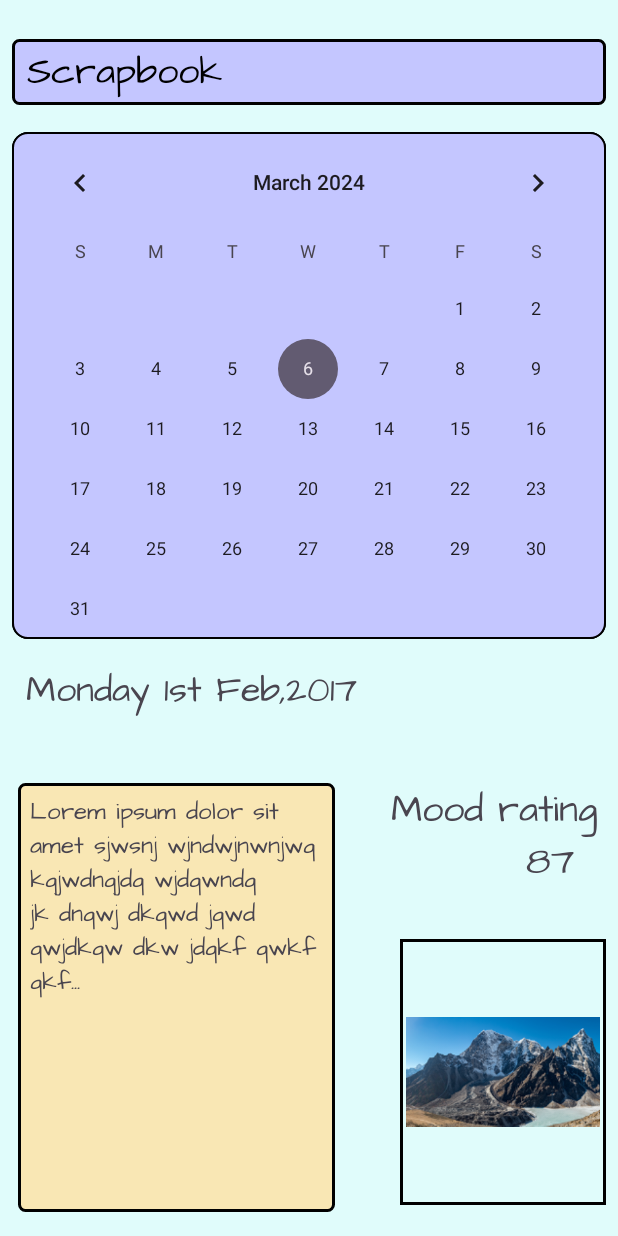
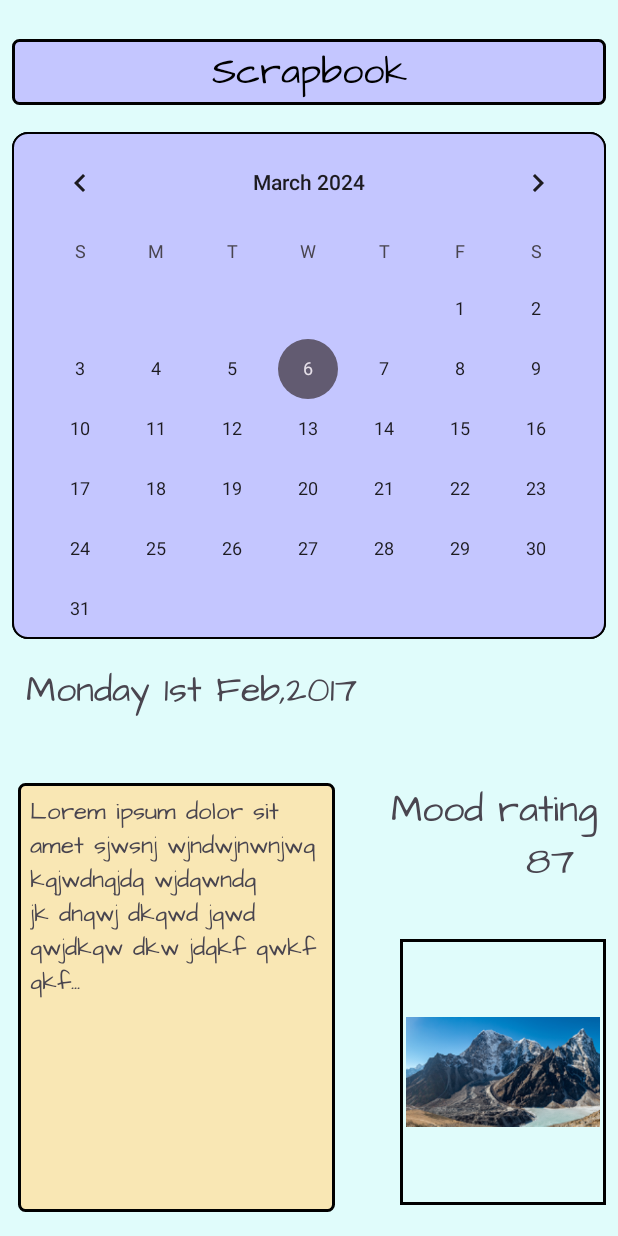
Before and after one commit to JibrilBarkindo/MindKeep, an Android app: the Scrapbook screen opened directly, with no data from a screen before it, on a phone screen of 412 x 824 dp. Run offline under Robolectric (Android 15) with nearby library versions, the phone set to English and light mode, and no system bars; our stand-ins replace Firebase (no records; nobody signed in at launch, a user with empty details on screens opened directly).

Commit message:
Fixed Scrapbook
database entry method for date was changed for some reaseon, j added  diaryEntry.put("date", dateString);

```diff
--- a/app/src/main/java/com/example/mindkeep/DiaryScreen.java
+++ b/app/src/main/java/com/example/mindkeep/DiaryScreen.java
@@ -101,7 +101,10 @@ public class DiaryScreen extends AppCompatActivity {
         float moodRating = mood_rating_slider.getValue();
 
         Map<String, Object> diaryEntry = new HashMap<>();
-        diaryEntry.put("date", new Date());
+        SimpleDateFormat sdf = new SimpleDateFormat("yyyy-MM-dd", Locale.getDefault());
+        String dateString = sdf.format(new Date()); // Use the current date
+        diaryEntry.put("date", dateString);
+
         diaryEntry.put("content", diaryContent);
         diaryEntry.put("mood", moodRating);
 
--- a/app/src/main/res/layout/activity_scrapbook.xml
+++ b/app/src/main/res/layout/activity_scrapbook.xml
@@ -23,7 +23,8 @@
         android:fontFamily="@font/architectsdaughter"
         app:layout_constraintBottom_toTopOf="@+id/calendarView"
         android:paddingTop="4dp"
-        android:paddingBottom="4dp" />
+        android:paddingBottom="4dp"
+        android:gravity="center" />
 
     <CalendarView
         android:id="@+id/calendarView"
@@ -83,6 +84,7 @@
         android:text="Mood rating\n         87"
         android:textSize="25sp"
         app:layout_constraintEnd_toEndOf="parent"
-        app:layout_constraintTop_toBottomOf="@id/tvDiaryDate" />
+        app:layout_constraintTop_toBottomOf="@id/tvDiaryDate"
+        app:layout_constraintLeft_toRightOf="@id/tvDiaryEntry"/>
 
 </androidx.constraintlayout.widget.ConstraintLayout>
--- a/app/src/main/res/values/strings.xml
+++ b/app/src/main/res/values/strings.xml
@@ -10,7 +10,7 @@
     <string name="invalid_password">Password must be >5 characters</string>
     <string name="login_failed">"Login failed"</string>
     <string name="mood_rating_slider_description">Mood rating slider. Slide to select your mood level.</string>
-    <string name="scrapbook_title">           Scrapbook</string>
+    <string name="scrapbook_title">Scrapbook</string>
 
 
 
```
Also changed, not shown: app/src/main/java/com/example/mindkeep/Scrapbook.java (+75 -1 lines).
